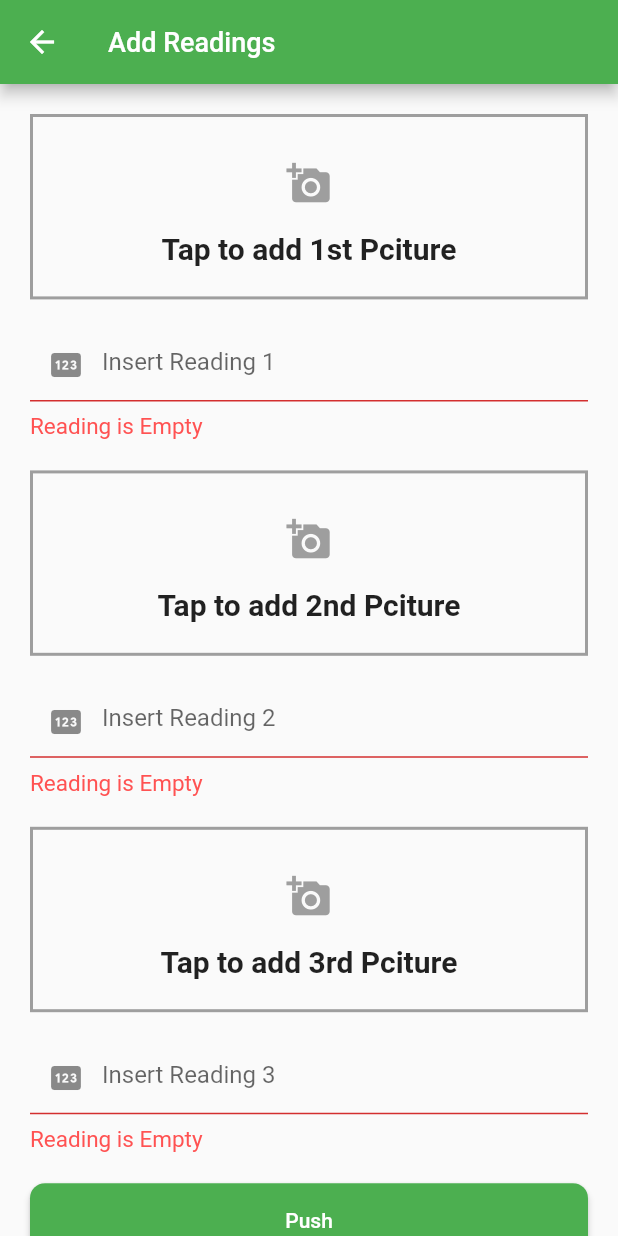
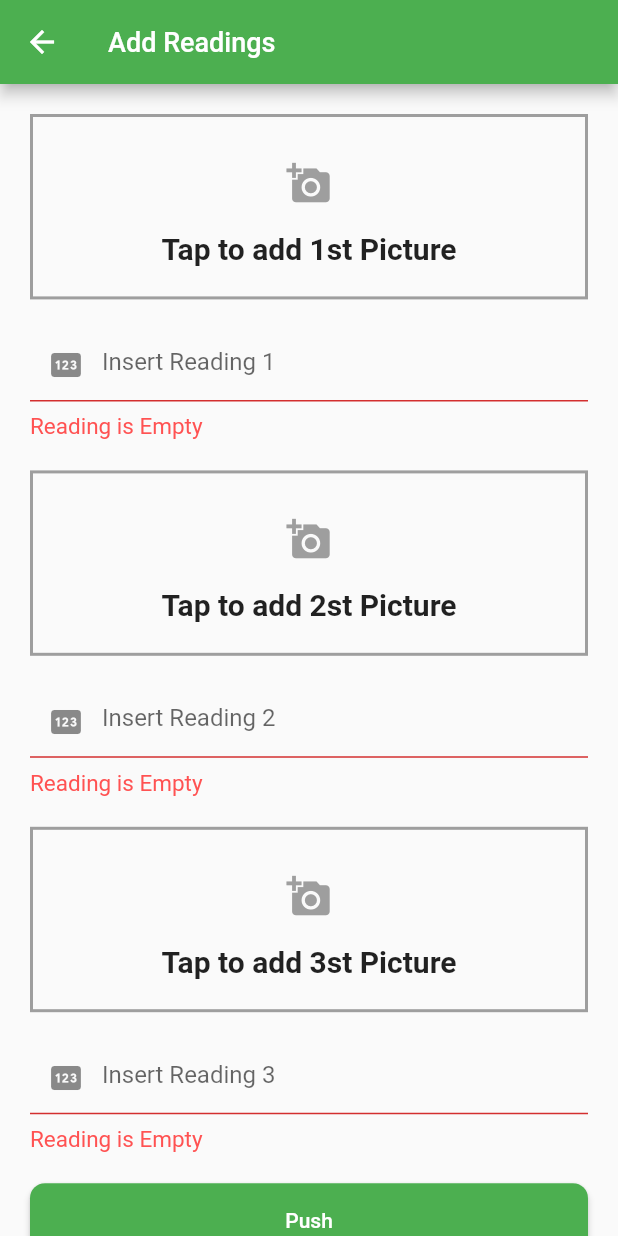
Before and after one commit to zyn10/Zong_Load_Collector, a Flutter app: the screen it shows after launch, after a tap on "CP METER LOAD", after a tap on "Push", on a phone screen of 412 x 824 dp. Run offline on Flutter 3.47's test engine with Material 2 defaults, Android fonts, the phone set to English and light mode, and no system bars; our stand-ins replace image_picker.

Commit message:
inputOK!

```diff
--- a/lib/collector.dart
+++ b/lib/collector.dart
@@ -14,63 +14,60 @@ class Info extends StatefulWidget {
 class _InfoState extends State<Info> {
   final _formKey = GlobalKey<FormState>();
   bool _isLoading = false;
-  Uint8List? _image1;
-  Uint8List? _image2;
-  Uint8List? _image3;
-
-  final TextEditingController _readingController_1 = TextEditingController();
-  final TextEditingController _readingController_2 = TextEditingController();
-  final TextEditingController _readingController_3 = TextEditingController();
+  List<Uint8List?> _images = List.filled(3, null);
+  List<TextEditingController> _readingControllers = List.generate(
+    3,
+    (_) => TextEditingController(),
+  );
 
   @override
   void dispose() {
-    _readingController_1.dispose();
-    _readingController_2.dispose();
-    _readingController_3.dispose();
+    for (final controller in _readingControllers) {
+      controller.dispose();
+    }
     super.dispose();
   }
 
-  void selectImage() async {
-    Uint8List im1 = await pickImage(ImageSource.gallery);
-    Uint8List im2 = await pickImage(ImageSource.gallery);
-    Uint8List im3 = await pickImage(ImageSource.gallery);
+  void selectImage(int index) async {
+    try {
+      Uint8List im = await pickImage(ImageSource.gallery);
       setState(() {
-      _image1 = im1;
-      _image2 = im2;
-      _image3 = im3;
+        _images[index] = im;
       });
+    } catch (e) {
+      showSnackBar(context, 'Error selecting image: $e');
+    }
   }
 
   Future<void> push() async {
+    try {
       if (_formKey.currentState!.validate()) {
         setState(() {
           _isLoading = true;
         });
-      // String output = await FireStoreMethods().uploadShow(
-      //   reading_1: _readerController_1.text,
-      //   reading_2: _readerController_2.text,
-      //   reading_3: _readerController_3.text,
+        // Placeholder value for output
+        String output = "success";
 
-      //   image1: _image1,
-      //   image2: _image2,
-      //   image3: _image3,
-
-      // );
-      String output = "success";
         setState(() {
           _isLoading = false;
         });
+
         if (output != 'success') {
-        // ignore: use_build_context_synchronously
           showSnackBar(context, output);
         } else {
-        // ignore: use_build_context_synchronously
           Navigator.of(context).pushReplacement(
             MaterialPageRoute(
               builder: (context) => const HomeScreen(),
             ),
           );
         }
+      }
+    } catch (e) {
+      showSnackBar(context, 'Error performing asynchronous operation: $e');
+    } finally {
+      setState(() {
+        _isLoading = false;
+      });
     }
   }
 
@@ -95,16 +92,12 @@ class _InfoState extends State<Info> {
           },
         ),
       ),
-      body: Row(
-        mainAxisAlignment: MainAxisAlignment.center,
-        crossAxisAlignment: CrossAxisAlignment.center,
-        children: [
-          Expanded(
-            child: Form(
+      body: Form(
         key: _formKey,
         child: ListView(
           padding: const EdgeInsets.all(20.0),
           children: [
+            for (int i = 0; i < 3; i++) ...[
               Container(
                 height: MediaQuery.of(context).size.height * 0.15,
                 width: MediaQuery.of(context).size.width * 0.7,
@@ -115,9 +108,9 @@ class _InfoState extends State<Info> {
                   ),
                 ),
                 alignment: Alignment.center,
-                    child: _image1 != null
+                child: _images[i] != null
                     ? Image.memory(
-                            _image1!,
+                        _images[i]!,
                         fit: BoxFit.cover,
                       )
                     : Column(
@@ -126,15 +119,15 @@ class _InfoState extends State<Info> {
                           IconButton(
                             iconSize: 30,
                             color: Colors.grey,
-                                onPressed: selectImage,
+                            onPressed: () => selectImage(i),
                             icon: const Icon(
                               Icons.add_a_photo,
                             ),
                           ),
                           const SizedBox(height: 8),
-                              const Text(
-                                'Tap to add 1st Pciture',
-                                style: TextStyle(
+                          Text(
+                            'Tap to add ${i + 1}st Picture',
+                            style: const TextStyle(
                               fontSize: 20,
                               fontWeight: FontWeight.bold,
                             ),
@@ -142,15 +135,13 @@ class _InfoState extends State<Info> {
                         ],
                       ),
               ),
-                  const SizedBox(
-                    height: 20.0,
-                  ),
+              const SizedBox(height: 20.0),
               TextFormField(
-                    controller: _readingController_1,
-                    decoration: const InputDecoration(
-                      prefixIcon: Icon(Icons.pin),
-                      hintText: "Insert Reading 1",
-                      errorStyle: TextStyle(
+                controller: _readingControllers[i],
+                decoration: InputDecoration(
+                  prefixIcon: const Icon(Icons.pin),
+                  hintText: 'Insert Reading ${i + 1}',
+                  errorStyle: const TextStyle(
                     color: Colors.redAccent,
                     fontSize: 15,
                   ),
@@ -162,129 +153,8 @@ class _InfoState extends State<Info> {
                   return null;
                 },
               ),
-                  const SizedBox(
-                    height: 20.0,
-                  ),
-                  Container(
-                    height: MediaQuery.of(context).size.height * 0.15,
-                    width: MediaQuery.of(context).size.width * 0.7,
-                    decoration: BoxDecoration(
-                      border: Border.all(
-                        width: 2,
-                        color: Colors.grey,
-                      ),
-                    ),
-                    alignment: Alignment.center,
-                    child: _image2 != null
-                        ? Image.memory(
-                            _image2!,
-                            fit: BoxFit.cover,
-                          )
-                        : Column(
-                            mainAxisAlignment: MainAxisAlignment.center,
-                            children: [
-                              IconButton(
-                                iconSize: 30,
-                                color: Colors.grey,
-                                onPressed: selectImage,
-                                icon: const Icon(
-                                  Icons.add_a_photo,
-                                ),
-                              ),
-                              const SizedBox(height: 8),
-                              const Text(
-                                'Tap to add 2nd Pciture',
-                                style: TextStyle(
-                                  fontSize: 20,
-                                  fontWeight: FontWeight.bold,
-                                ),
-                              ),
+              const SizedBox(height: 20.0),
             ],
-                          ),
-                  ),
-                  const SizedBox(
-                    height: 20.0,
-                  ),
-                  TextFormField(
-                    controller: _readingController_2,
-                    decoration: const InputDecoration(
-                      prefixIcon: Icon(Icons.pin),
-                      hintText: "Insert Reading 2",
-                      errorStyle: TextStyle(
-                        color: Colors.redAccent,
-                        fontSize: 15,
-                      ),
-                    ),
-                    validator: (value) {
-                      if (value!.isEmpty) {
-                        return 'Reading is Empty';
-                      }
-                      return null;
-                    },
-                  ),
-                  const SizedBox(
-                    height: 20.0,
-                  ),
-                  Container(
-                    height: MediaQuery.of(context).size.height * 0.15,
-                    width: MediaQuery.of(context).size.width * 0.7,
-                    decoration: BoxDecoration(
-                      border: Border.all(
-                        width: 2,
-                        color: Colors.grey,
-                      ),
-                    ),
-                    alignment: Alignment.center,
-                    child: _image3 != null
-                        ? Image.memory(
-                            _image3!,
-                            fit: BoxFit.cover,
-                          )
-                        : Column(
-                            mainAxisAlignment: MainAxisAlignment.center,
-                            children: [
-                              IconButton(
-                                iconSize: 30,
-                                color: Colors.grey,
-                                onPressed: selectImage,
-                                icon: const Icon(
-                                  Icons.add_a_photo,
-                                ),
-                              ),
-                              const SizedBox(height: 8),
-                              const Text(
-                                'Tap to add 3rd Pciture',
-                                style: TextStyle(
-                                  fontSize: 20,
-                                  fontWeight: FontWeight.bold,
-                                ),
-                              ),
-                            ],
-                          ),
-                  ),
-                  const SizedBox(
-                    height: 20.0,
-                  ),
-                  TextFormField(
-                    controller: _readingController_3,
-                    decoration: const InputDecoration(
-                      prefixIcon: Icon(Icons.pin),
-                      hintText: "Insert Reading 3",
-                      errorStyle: TextStyle(
-                        color: Colors.redAccent,
-                        fontSize: 15,
-                      ),
-                    ),
-                    validator: (value) {
-                      if (value!.isEmpty) {
-                        return 'Reading is Empty';
-                      }
-                      return null;
-                    },
-                  ),
-                  const SizedBox(
-                    height: 20.0,
-                  ),
             ElevatedButton(
               onPressed: push,
               style: ElevatedButton.styleFrom(
@@ -306,9 +176,6 @@ class _InfoState extends State<Info> {
           ],
         ),
       ),
-          ),
-        ],
-      ),
     );
   }
 }
--- a/lib/main.dart
+++ b/lib/main.dart
@@ -12,7 +12,7 @@ class MyApp extends StatelessWidget {
   @override
   Widget build(BuildContext context) {
     return MaterialApp(
-      title: 'Flutter Demo',
+      title: 'Zong Load Collector',
       theme: ThemeData(
         primarySwatch: Colors.green,
       ),
--- a/lib/utils/utils.dart
+++ b/lib/utils/utils.dart
@@ -32,7 +32,7 @@ showSnackBar(BuildContext context, String text) {
         textAlign: TextAlign.center,
         style: const TextStyle(fontSize: 20.0),
       ),
-      backgroundColor: Colors.orange,
+      backgroundColor: Colors.green,
     ),
   );
 }
```
Also changed, not shown: lib/pdf_generator.dart (added). Lines whose indentation alone changed are shown as unchanged.
